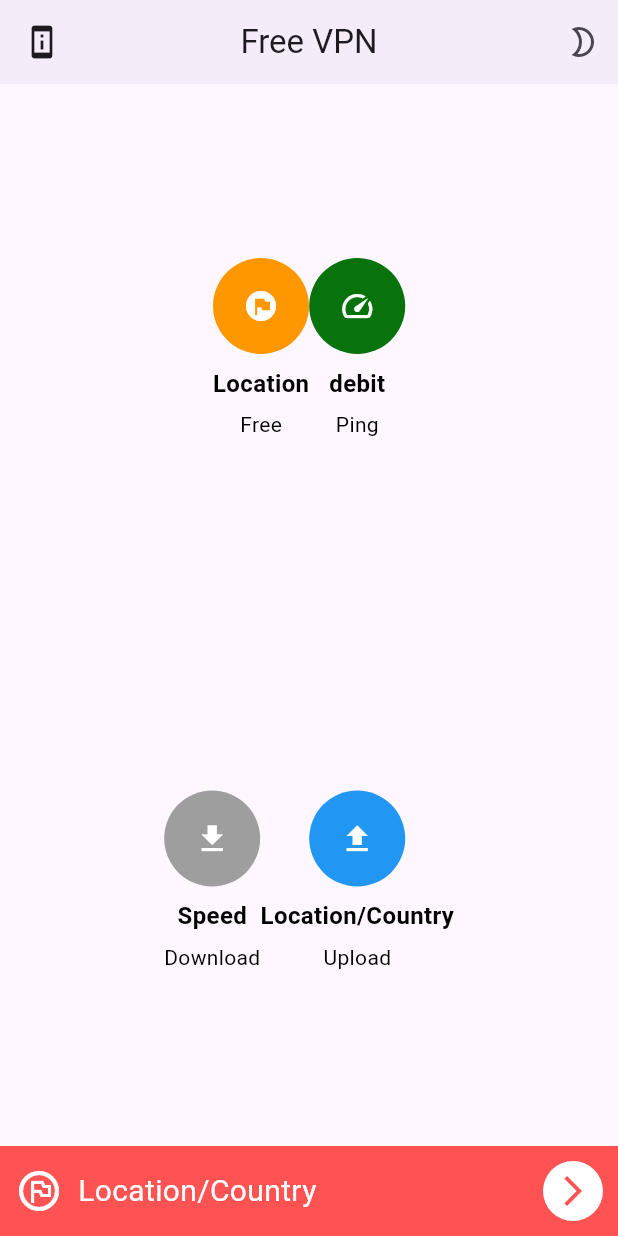
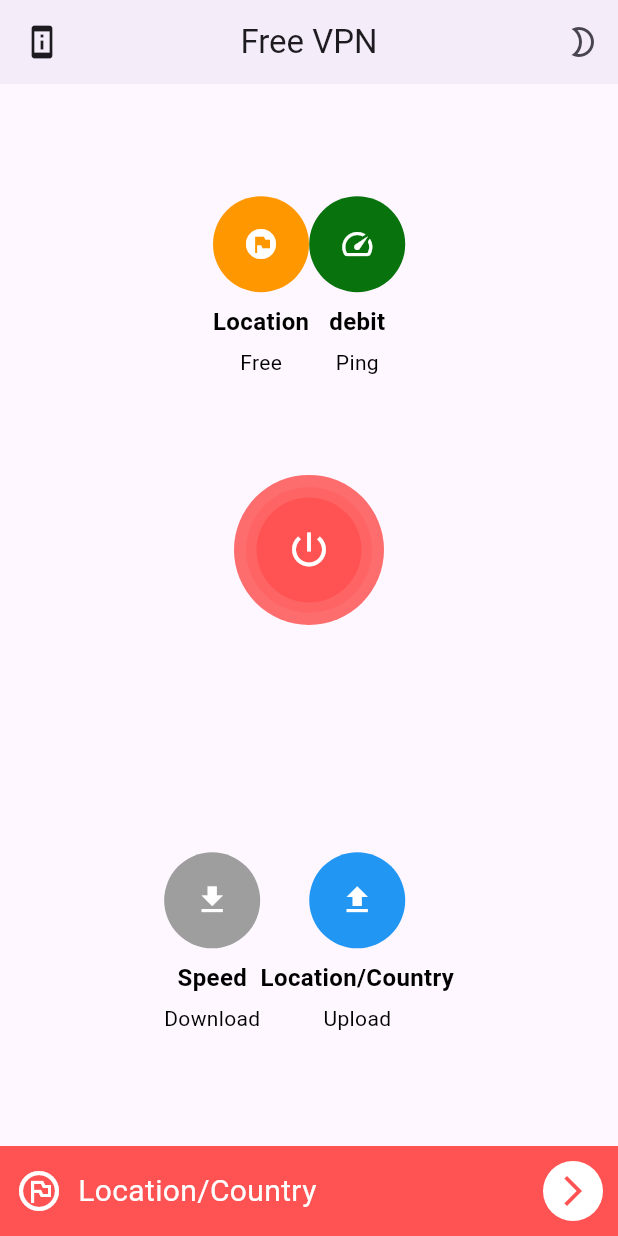
Before and after one commit to pakpuk/OpenVpn_app, a Flutter app: the screen it shows after launch, on a phone screen of 412 x 824 dp. Run offline on Flutter 3.47's test engine with Material 3 defaults, Android fonts, the phone set to English and light mode, and no system bars; our stand-ins replace get, hive_flutter; accounts and stored records are empty.

Commit message:
finsh  the main design

```diff
--- a/lib/view/screens/home_screen.dart
+++ b/lib/view/screens/home_screen.dart
@@ -5,6 +5,7 @@ import 'package:vpn_basic_project/theme/colors_manager.dart';
 import 'package:vpn_basic_project/theme/text_manger.dart';
 import 'package:vpn_basic_project/view/widgets/custom_circle%20_widget.dart';
 import 'package:vpn_basic_project/view/widgets/local_bottomNav_bar.dart';
+import 'package:vpn_basic_project/view/widgets/round_vpn.dart';
 
 class HomeScreen extends StatelessWidget {
   const HomeScreen({super.key});
@@ -51,6 +52,7 @@ class HomeScreen extends StatelessWidget {
                     subtitle: TextManager.pingtext),
               ],
             ),
+            RoundVpnbutton(),
             SizedBox(
               height: 22,
             ),
--- a/lib/view/widgets/round_vpn.dart
+++ b/lib/view/widgets/round_vpn.dart
@@ -12,9 +12,17 @@ class RoundVpnbutton extends StatelessWidget {
         child: CircleAvatar(
           radius: 42,
           backgroundColor: ColorsManager.redacclowop2,
-          child: CircleAvatar(
-            radius: 35,
-            backgroundColor: ColorsManager.maincolor,
+          child: InkWell(
+            onTap: () {},
+            child: CircleAvatar(
+              radius: 35,
+              backgroundColor: ColorsManager.maincolor,
+              child: Icon(
+                Icons.power_settings_new,
+                color: ColorsManager.whiteColor,
+                size: 30,
+              ),
+            ),
           ),
         ));
   }
```
